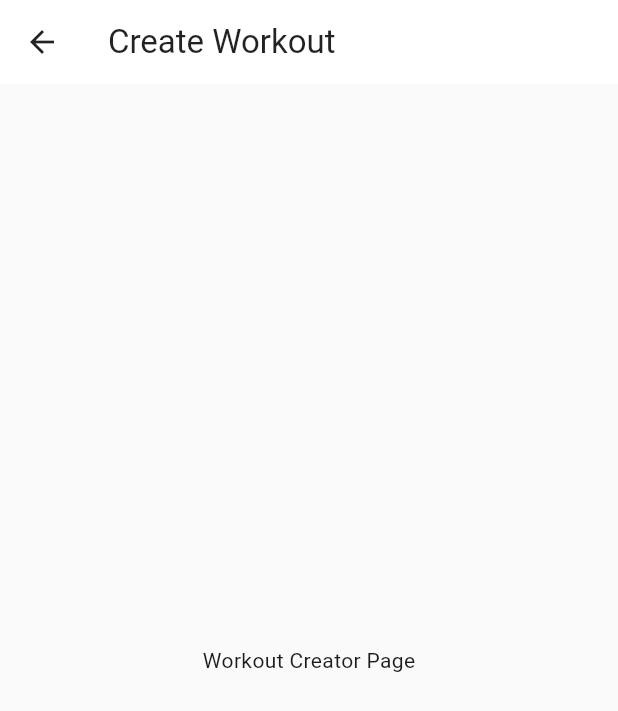
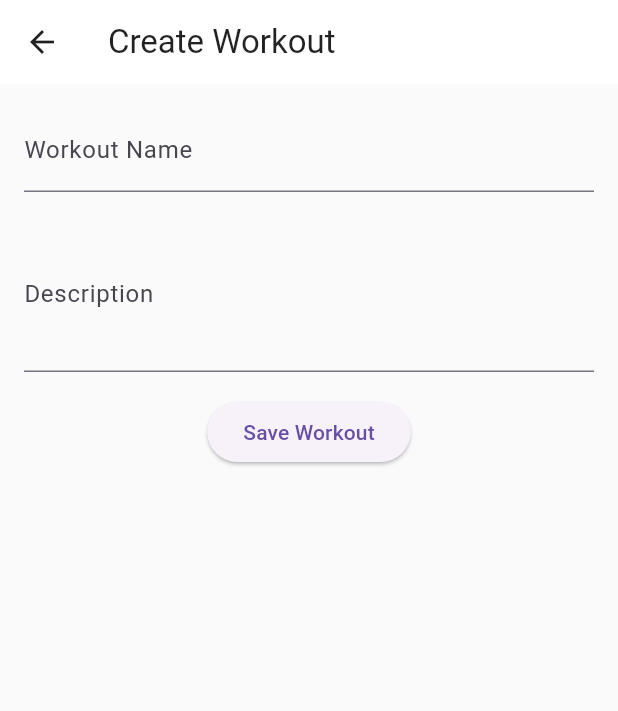
Before and after one commit to kamedan/crosss, a Flutter app: the WorkoutCreator screen opened directly, on a phone screen of 412 x 824 dp. Shown: the top 711 px of the screen. Run offline on Flutter 3.47's test engine with Material 3 defaults, Android fonts, the phone set to English and light mode, and no system bars; accounts and stored records are empty; Roboto replaces fonts that are missing (SF Pro Display).

Commit message:
change code

```diff
--- a/lib/main.dart
+++ b/lib/main.dart
@@ -1674,7 +1674,26 @@ class WorkoutCreator extends StatelessWidget {
   Widget build(BuildContext context) {
     return Scaffold(
       appBar: AppBar(title: Text("Create Workout")),
-      body: Center(child: Text("Workout Creator Page")),
+      body: Padding(
+        padding: const EdgeInsets.all(16.0),
+        child: Column(
+          children: [
+            TextField(
+              decoration: InputDecoration(labelText: 'Workout Name'),
+            ),
+            SizedBox(height: 16),
+            TextField(
+              decoration: InputDecoration(labelText: 'Description'),
+              maxLines: 3,
+            ),
+            SizedBox(height: 16),
+            ElevatedButton(
+              onPressed: () {},
+              child: Text('Save Workout'),
+            ),
+          ],
+        ),
+      ),
     );
   }
 }
@@ -1684,7 +1703,19 @@ class AthleteProgress extends StatelessWidget {
   Widget build(BuildContext context) {
     return Scaffold(
       appBar: AppBar(title: Text("Athlete Progress")),
-      body: Center(child: Text("Athlete Progress Page")),
+      body: ListView.builder(
+        itemCount: 10,
+        itemBuilder: (context, index) {
+          return ListTile(
+            leading: CircleAvatar(
+              child: Text('A${index + 1}'),
+            ),
+            title: Text('Athlete ${index + 1}'),
+            subtitle: Text('Fran: 3:4${index} RX'),
+            trailing: Icon(Icons.chevron_right),
+          );
+        },
+      ),
     );
   }
 }
@@ -1694,7 +1725,21 @@ class CoachProfile extends StatelessWidget {
   Widget build(BuildContext context) {
     return Scaffold(
       appBar: AppBar(title: Text("Coach Profile")),
-      body: Center(child: Text("Coach Profile Page")),
-    );
-  }
-}
+      body: Center(
+        child: Column(
+          mainAxisAlignment: MainAxisAlignment.center,
+          children: [
+            CircleAvatar(
+              radius: 50,
+              child: Icon(Icons.person, size: 50),
+            ),
+            SizedBox(height: 16),
+            Text("Coach Malek", style: TextStyle(fontSize: 24, fontWeight: FontWeight.bold)),
+            SizedBox(height: 8),
+            Text("Head Coach"),
+          ],
+        ),
+      ),
+    );
+  }
+}
```
Also changed, not shown: 2 other files.
